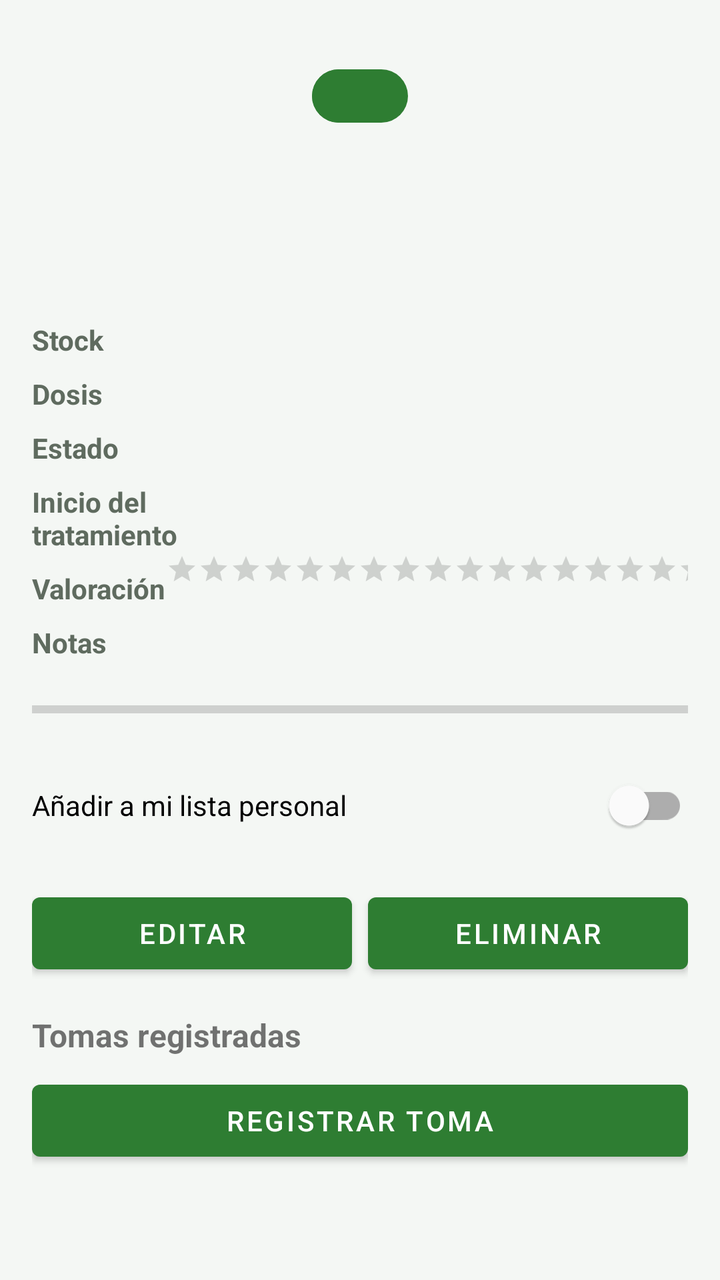
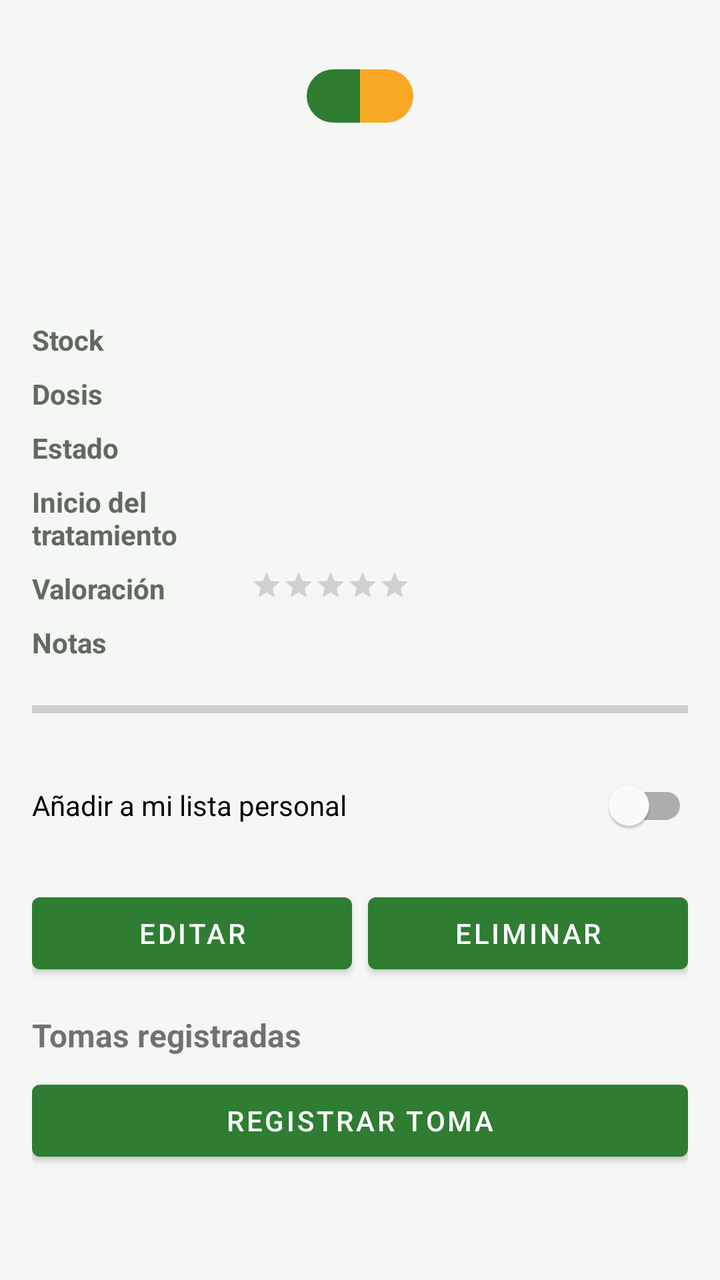

Before-and-after screenshots of an Android layout around one commit, followed by the original layout XML and the change that was made.
<!-- AndroidManifest.xml: application theme Theme.ElPastillero -->
<!-- res/layout/activity_medicamento_detalle.xml -->
<?xml version="1.0" encoding="utf-8"?>
<androidx.core.widget.NestedScrollView xmlns:android="http://schemas.android.com/apk/res/android"
    xmlns:app="http://schemas.android.com/apk/res-auto"
    android:layout_width="match_parent"
    android:layout_height="match_parent"
    android:fillViewport="true">

    <LinearLayout
        android:layout_width="match_parent"
        android:layout_height="wrap_content"
        android:orientation="vertical"
        android:padding="@dimen/margen">

        <ImageView
            android:id="@+id/imgIconoDetalle"
            android:layout_width="64dp"
            android:layout_height="64dp"
            android:layout_gravity="center_horizontal"
            android:contentDescription="@string/cd_medicamento"
            android:src="@drawable/ic_pill"
            app:tint="@color/verde_primario" />

        <TextView
            android:id="@+id/txtNombreDetalle"
            style="@style/Estilo.Titulo"
            android:layout_width="match_parent"
            android:layout_height="wrap_content"
            android:layout_marginTop="@dimen/margen_pequeno"
            android:gravity="center" />

        <TextView
            android:id="@+id/txtPrincipioDetalle"
            android:layout_width="match_parent"
            android:layout_height="wrap_content"
            android:gravity="center"
            android:textColor="@color/texto_secundario" />

        <TableLayout
            android:layout_width="match_parent"
            android:layout_height="wrap_content"
            android:layout_marginTop="@dimen/margen"
            android:stretchColumns="1">

            <TableRow>

                <TextView
                    style="@style/Estilo.Etiqueta"
                    android:layout_width="0dp"
                    android:layout_height="wrap_content"
                    android:layout_weight="1"
                    android:paddingTop="@dimen/margen_pequeno"
                    android:text="@string/detalle_stock" />

                <TextView
                    android:id="@+id/txtStock"
                    android:layout_width="0dp"
                    android:layout_height="wrap_content"
                    android:layout_weight="2"
                    android:paddingTop="@dimen/margen_pequeno" />
            </TableRow>

            <TableRow>

                <TextView
                    style="@style/Estilo.Etiqueta"
                    android:layout_width="0dp"
                    android:layout_height="wrap_content"
                    android:layout_weight="1"
                    android:paddingTop="@dimen/margen_pequeno"
                    android:text="@string/detalle_dosis" />

                <TextView
                    android:id="@+id/txtDosis"
                    android:layout_width="0dp"
                    android:layout_height="wrap_content"
                    android:layout_weight="2"
                    android:paddingTop="@dimen/margen_pequeno" />
            </TableRow>

            <TableRow>

                <TextView
                    style="@style/Estilo.Etiqueta"
                    android:layout_width="0dp"
                    android:layout_height="wrap_content"
                    android:layout_weight="1"
                    android:paddingTop="@dimen/margen_pequeno"
                    android:text="@string/detalle_estado" />

                <TextView
                    android:id="@+id/txtEstado"
                    android:layout_width="0dp"
                    android:layout_height="wrap_content"
                    android:layout_weight="2"
                    android:paddingTop="@dimen/margen_pequeno" />
            </TableRow>

            <TableRow>

                <TextView
                    style="@style/Estilo.Etiqueta"
                    android:layout_width="0dp"
                    android:layout_height="wrap_content"
                    android:layout_weight="1"
                    android:paddingTop="@dimen/margen_pequeno"
                    android:text="@string/detalle_fecha_inicio" />

                <TextView
                    android:id="@+id/txtFechaInicio"
                    android:layout_width="0dp"
                    android:layout_height="wrap_content"
                    android:layout_weight="2"
                    android:paddingTop="@dimen/margen_pequeno" />
            </TableRow>

            <TableRow>

                <TextView
                    style="@style/Estilo.Etiqueta"
                    android:layout_width="0dp"
                    android:layout_height="wrap_content"
                    android:layout_weight="1"
                    android:paddingTop="@dimen/margen_pequeno"
                    android:text="@string/detalle_valoracion" />

                <RatingBar
                    android:id="@+id/ratingDetalle"
                    style="?android:attr/ratingBarStyleSmall"
                    android:layout_width="wrap_content"
                    android:layout_height="wrap_content"
                    android:layout_weight="2"
                    android:isIndicator="true"
                    android:numStars="5"
                    android:rating="0"
                    android:stepSize="1" />
            </TableRow>

            <TableRow>

                <TextView
                    style="@style/Estilo.Etiqueta"
                    android:layout_width="0dp"
                    android:layout_height="wrap_content"
                    android:layout_weight="1"
                    android:paddingTop="@dimen/margen_pequeno"
                    android:text="@string/detalle_notas" />

                <TextView
                    android:id="@+id/txtNotas"
                    android:layout_width="0dp"
                    android:layout_height="wrap_content"
                    android:layout_weight="2"
                    android:paddingTop="@dimen/margen_pequeno" />
            </TableRow>
        </TableLayout>

        <ProgressBar
            android:id="@+id/pbStockDetalle"
            style="?android:attr/progressBarStyleHorizontal"
            android:layout_width="match_parent"
            android:layout_height="wrap_content"
            android:layout_marginTop="@dimen/margen"
            android:max="50"
            android:progress="0" />

        <com.google.android.material.switchmaterial.SwitchMaterial
            android:id="@+id/swFavorito"
            android:layout_width="match_parent"
            android:layout_height="wrap_content"
            android:layout_marginTop="@dimen/margen"
            android:text="@string/detalle_favorito" />

        <LinearLayout
            android:layout_width="match_parent"
            android:layout_height="wrap_content"
            android:layout_marginTop="@dimen/margen"
            android:orientation="horizontal">

            <Button
                android:id="@+id/btnEditar"
                android:layout_width="0dp"
                android:layout_height="wrap_content"
                android:layout_weight="1"
                android:text="@string/editar" />

            <Button
                android:id="@+id/btnEliminar"
                android:layout_width="0dp"
                android:layout_height="wrap_content"
                android:layout_marginStart="@dimen/margen_pequeno"
                android:layout_weight="1"
                android:text="@string/eliminar" />
        </LinearLayout>

        <TextView
            android:layout_width="match_parent"
            android:layout_height="wrap_content"
            android:layout_marginTop="@dimen/margen"
            android:text="@string/detalle_tomas"
            android:textSize="16sp"
            android:textStyle="bold" />

        <androidx.recyclerview.widget.RecyclerView
            android:id="@+id/rvTomas"
            android:layout_width="match_parent"
            android:layout_height="wrap_content"
            android:nestedScrollingEnabled="false" />

        <TextView
            android:id="@+id/txtSinTomas"
            android:layout_width="match_parent"
            android:layout_height="wrap_content"
            android:padding="@dimen/margen_pequeno"
            android:text="@string/detalle_sin_tomas"
            android:textColor="@color/texto_secundario"
            android:visibility="gone" />

        <Button
            android:id="@+id/btnAnadirToma"
            android:layout_width="match_parent"
            android:layout_height="wrap_content"
            android:layout_marginTop="@dimen/margen_pequeno"
            android:text="@string/detalle_anadir_toma" />

    </LinearLayout>
</androidx.core.widget.NestedScrollView>
<!-- resources referenced by this layout -->
<resources>
  <color name="texto_secundario">#5F6B5F</color>
  <color name="verde_primario">#2E7D32</color>
  <dimen name="margen">16dp</dimen>
  <dimen name="margen_pequeno">8dp</dimen>
  <!-- drawable ic_pill (drawable) -->
  <?xml version="1.0" encoding="utf-8"?>
  <vector xmlns:android="http://schemas.android.com/apk/res/android"
      android:width="24dp"
      android:height="24dp"
      android:viewportWidth="24"
      android:viewportHeight="24">
      <path
          android:fillColor="#FF000000"
          android:pathData="M8,7h8a5,5 0 0 1 0,10h-8a5,5 0 0 1 0,-10z" />
      <path
          android:fillColor="#FFFF8F00"
          android:pathData="M8,7h4v10h-4a5,5 0 0 1 0,-10z" />
  </vector>
  <string name="cd_medicamento">Icono de medicamento</string>
  <string name="detalle_anadir_toma">Registrar toma</string>
  <string name="detalle_dosis">Dosis</string>
  <string name="detalle_estado">Estado</string>
  <string name="detalle_favorito">Añadir a mi lista personal</string>
  <string name="detalle_fecha_inicio">Inicio del tratamiento</string>
  <string name="detalle_notas">Notas</string>
  <string name="detalle_sin_tomas">Sin tomas registradas</string>
  <string name="detalle_stock">Stock</string>
  <string name="detalle_tomas">Tomas registradas</string>
  <string name="detalle_valoracion">Valoración</string>
  <string name="editar">Editar</string>
  <string name="eliminar">Eliminar</string>
  <style name="Estilo.Etiqueta">
          <item name="android:textStyle">bold</item>
          <item name="android:textColor">@color/texto_secundario</item>
      </style>
  <style name="Estilo.Titulo">
          <item name="android:textSize">@dimen/texto_titulo</item>
          <item name="android:textStyle">bold</item>
          <item name="android:textColor">@color/verde_primario</item>
      </style>
  <style name="Theme.ElPastillero" parent="Theme.MaterialComponents.DayNight.DarkActionBar">
          <item name="colorPrimary">@color/verde_primario</item>
          <item name="colorPrimaryVariant">@color/verde_oscuro</item>
          <item name="colorOnPrimary">@color/blanco</item>
          <item name="colorSecondary">@color/acento</item>
          <item name="colorSecondaryVariant">@color/acento_oscuro</item>
          <item name="colorOnSecondary">@color/negro</item>
          <item name="android:statusBarColor">@color/verde_oscuro</item>
          <item name="android:windowBackground">@color/fondo</item>
      </style>
  <dimen name="texto_titulo">22sp</dimen>
  <color name="verde_oscuro">#1B5E20</color>
  <color name="blanco">#FFFFFF</color>
  <color name="acento">#F9A825</color>
  <color name="acento_oscuro">#C17900</color>
  <color name="negro">#000000</color>
  <color name="fondo">#F4F7F4</color>
</resources>

<!-- the commit's change to res/layout/activity_medicamento_detalle.xml (unified diff, before → after) -->
@@ -17,8 +17,7 @@
             android:layout_height="64dp"
             android:layout_gravity="center_horizontal"
             android:contentDescription="@string/cd_medicamento"
-            android:src="@drawable/ic_pill"
-            app:tint="@color/verde_primario" />
+            android:src="@drawable/ic_pill" />
 
         <TextView
             android:id="@+id/txtNombreDetalle"
@@ -113,27 +112,44 @@
                     android:paddingTop="@dimen/margen_pequeno" />
             </TableRow>
 
-            <TableRow>
-
-                <TextView
-                    style="@style/Estilo.Etiqueta"
-                    android:layout_width="0dp"
-                    android:layout_height="wrap_content"
-                    android:layout_weight="1"
-                    android:paddingTop="@dimen/margen_pequeno"
-                    android:text="@string/detalle_valoracion" />
+        </TableLayout>
+
+        
+        <LinearLayout
+            android:layout_width="match_parent"
+            android:layout_height="wrap_content"
+            android:orientation="horizontal"
+            android:paddingTop="@dimen/margen_pequeno">
+
+            <TextView
+                style="@style/Estilo.Etiqueta"
+                android:layout_width="0dp"
+                android:layout_height="wrap_content"
+                android:layout_weight="1"
+                android:text="@string/detalle_valoracion" />
+
+            <LinearLayout
+                android:layout_width="0dp"
+                android:layout_height="wrap_content"
+                android:layout_weight="2"
+                android:orientation="horizontal">
 
                 <RatingBar
                     android:id="@+id/ratingDetalle"
                     style="?android:attr/ratingBarStyleSmall"
                     android:layout_width="wrap_content"
                     android:layout_height="wrap_content"
-                    android:layout_weight="2"
                     android:isIndicator="true"
                     android:numStars="5"
                     android:rating="0"
                     android:stepSize="1" />
-            </TableRow>
+            </LinearLayout>
+        </LinearLayout>
+
+        <TableLayout
+            android:layout_width="match_parent"
+            android:layout_height="wrap_content"
+            android:stretchColumns="1">
 
             <TableRow>
 
<!-- resource entries referenced after the edit -->
@@ -12,11 +12,11 @@
       android:viewportWidth="24"
       android:viewportHeight="24">
       <path
-          android:fillColor="#FF000000"
-          android:pathData="M8,7h8a5,5 0 0 1 0,10h-8a5,5 0 0 1 0,-10z" />
+          android:fillColor="@color/verde_primario"
+          android:pathData="M7,7h5v10h-5a5,5 0 0 1 0,-10z" />
       <path
-          android:fillColor="#FFFF8F00"
-          android:pathData="M8,7h4v10h-4a5,5 0 0 1 0,-10z" />
+          android:fillColor="@color/acento"
+          android:pathData="M12,7h5a5,5 0 0 1 0,10h-5z" />
   </vector>
   <string name="cd_medicamento">Icono de medicamento</string>
   <string name="detalle_anadir_toma">Registrar toma</string>
